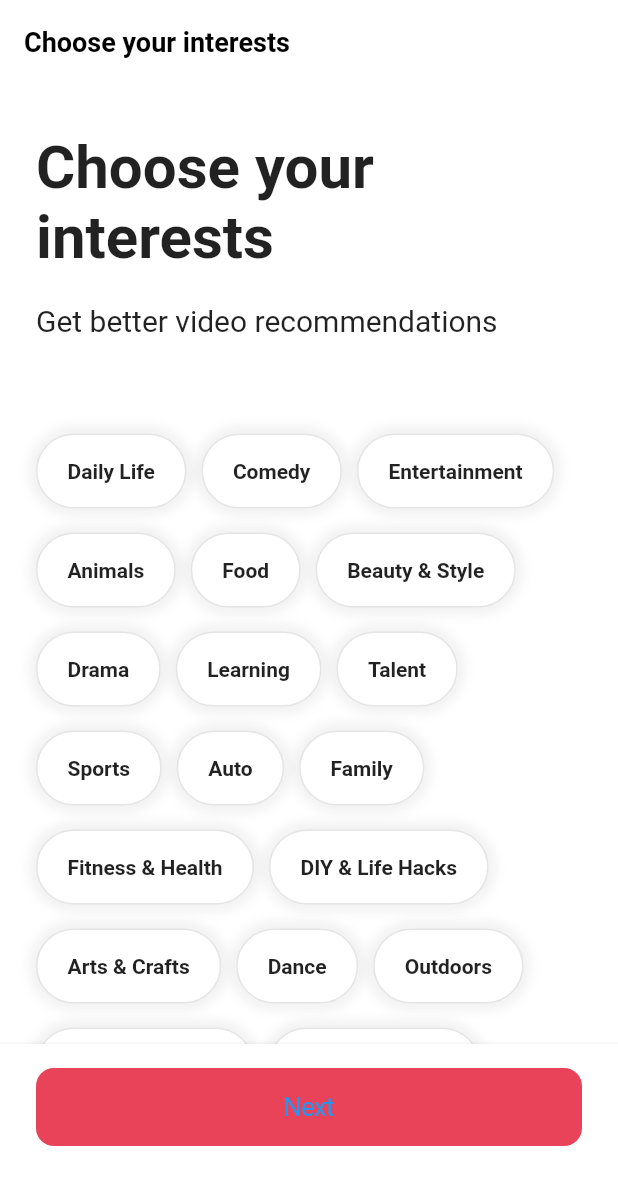
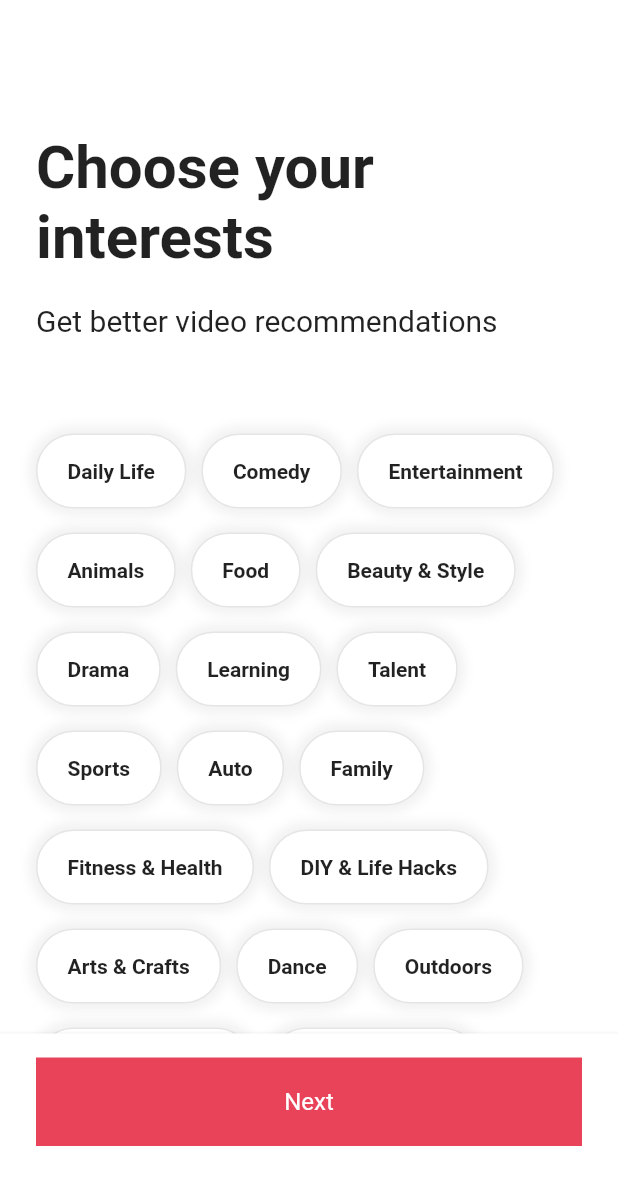
Before and after one commit to OverFlowBIN/tiktok_clone, a Flutter app: the screen it shows after launch, on a phone screen of 412 x 824 dp. Shown: the top 1185 px of the screen. Run offline on Flutter 3.47's test engine with Material 3 defaults, Android fonts, the phone set to English and light mode, and no system bars; our stand-ins replace font_awesome_flutter.

Commit message:
ONBOARDING(Scroll Animation)

```diff
--- a/lib/features/onboarding/interests_screen.dart
+++ b/lib/features/onboarding/interests_screen.dart
@@ -1,8 +1,9 @@
-import 'package:flutter/cupertino.dart';
 import 'package:flutter/material.dart';
 import 'package:flutter/widgets.dart';
 import 'package:tiktok_clone/constants/gaps.dart';
 import 'package:tiktok_clone/constants/sizes.dart';
+
+import 'widgets/interest_button.dart';
 
 const interests = [
   "Daily Life",
@@ -45,16 +46,55 @@ const interests = [
   "Home & Garden",
 ];
 
-class InterestsScreen extends StatelessWidget {
+class InterestsScreen extends StatefulWidget {
   const InterestsScreen({super.key});
+
+  @override
+  State<InterestsScreen> createState() => _InterestsScreenState();
+}
+
+class _InterestsScreenState extends State<InterestsScreen> {
+  final ScrollController _scrollController = ScrollController();
+  bool _showTitle = false;
+
+  void _onScroll() {
+    if (_scrollController.offset > 120) {
+      if (_showTitle) return;
+      setState(() {
+        _showTitle = true;
+      });
+    } else {
+      setState(() {
+        _showTitle = false;
+      });
+    }
+  }
+
+  @override
+  void initState() {
+    super.initState();
+    _scrollController.addListener(_onScroll);
+  }
+
+  @override
+  void dispose() {
+    _scrollController.dispose();
+    super.dispose();
+  }
 
   @override
   Widget build(BuildContext context) {
     return Scaffold(
       appBar: AppBar(
-        title: const Text("Choose your interests"),
+        title: AnimatedOpacity(
+            opacity: _showTitle ? 1 : 0,
+            duration: const Duration(milliseconds: 300),
+            child: const Text("Choose your interests")),
       ),
-      body: SingleChildScrollView(
+      body: Scrollbar(
+        controller: _scrollController,
+        child: SingleChildScrollView(
+          controller: _scrollController,
           child: Padding(
             padding: const EdgeInsets.only(
               left: Sizes.size24,
@@ -87,33 +127,11 @@ class InterestsScreen extends StatelessWidget {
                     // 데이터가 많을 때는 collection 보다는 listViewBuilder를 사용하는게 더 좋다.
                     // listViewBuilder를 사용 하면 보이는 부분만 렌더링을 하기 때문이다.
                     for (var interest in interests)
-                    Container(
-                      padding: const EdgeInsets.symmetric(
-                        vertical: Sizes.size16,
-                        horizontal: Sizes.size20,
-                      ),
-                      decoration: BoxDecoration(
-                        color: Colors.white,
-                        borderRadius: BorderRadius.circular(Sizes.size32),
-                        border: Border.all(
-                          color: Colors.black.withOpacity(0.1),
-                        ),
-                        boxShadow: [
-                          BoxShadow(
-                            color: Colors.black.withOpacity(0.05),
-                            blurRadius: 5,
-                            spreadRadius: 5,
+                      InterestButton(interest: interest)
+                  ],
                 )
               ],
             ),
-                      child: Text(
-                        interest,
-                        style: const TextStyle(fontWeight: FontWeight.bold),
-                      ),
-                    )
-                ],
-              )
-            ],
           ),
         ),
       ),
@@ -126,12 +144,21 @@ class InterestsScreen extends StatelessWidget {
             left: Sizes.size24,
             right: Sizes.size24,
           ),
-          // CupertinoButton을 이용하여 빠르게 버튼을 만들 수 있다. (Apple style)
-          // TextButton을 사용하면 Google style의 버튼을 만들 수 있다.
-          child: CupertinoButton(
-            onPressed: () {},
+          child: Container(
+            padding: const EdgeInsets.symmetric(
+              vertical: Sizes.size20,
+            ),
+            decoration: BoxDecoration(
               color: Theme.of(context).primaryColor,
-            child: const Text('Next'),
+            ),
+            child: const Text(
+              "Next",
+              textAlign: TextAlign.center,
+              style: TextStyle(
+                color: Colors.white,
+                fontSize: Sizes.size16,
+              ),
+            ),
           ),
         ),
       ),
--- /dev/null
+++ b/lib/features/onboarding/widgets/interest_button.dart
@@ -0,0 +1,60 @@
+import 'package:flutter/material.dart';
+
+import '../../../constants/sizes.dart';
+
+class InterestButton extends StatefulWidget {
+  const InterestButton({
+    super.key,
+    required this.interest,
+  });
+
+  final String interest;
+
+  @override
+  State<InterestButton> createState() => _InterestButtonState();
+}
+
+class _InterestButtonState extends State<InterestButton> {
+  bool _isSelected = false;
+
+  void _onTap() {
+    setState(() {
+      _isSelected = !_isSelected;
+    });
+  }
+
+  @override
+  Widget build(BuildContext context) {
+    return GestureDetector(
+      onTap: _onTap,
+      child: AnimatedContainer(
+        duration: const Duration(milliseconds: 300),
+        padding: const EdgeInsets.symmetric(
+          vertical: Sizes.size16,
+          horizontal: Sizes.size20,
+        ),
+        decoration: BoxDecoration(
+          color: _isSelected ? Theme.of(context).primaryColor : Colors.white,
+          borderRadius: BorderRadius.circular(Sizes.size32),
+          border: Border.all(
+            color: Colors.black.withOpacity(0.1),
+          ),
+          boxShadow: [
+            BoxShadow(
+              color: Colors.black.withOpacity(0.05),
+              blurRadius: 5,
+              spreadRadius: 5,
+            )
+          ],
+        ),
+        child: Text(
+          widget.interest,
+          style: TextStyle(
+            fontWeight: FontWeight.bold,
+            color: _isSelected ? Colors.white : Colors.black87,
+          ),
+        ),
+      ),
+    );
+  }
+}
```
Lines whose indentation alone changed are shown as unchanged.
